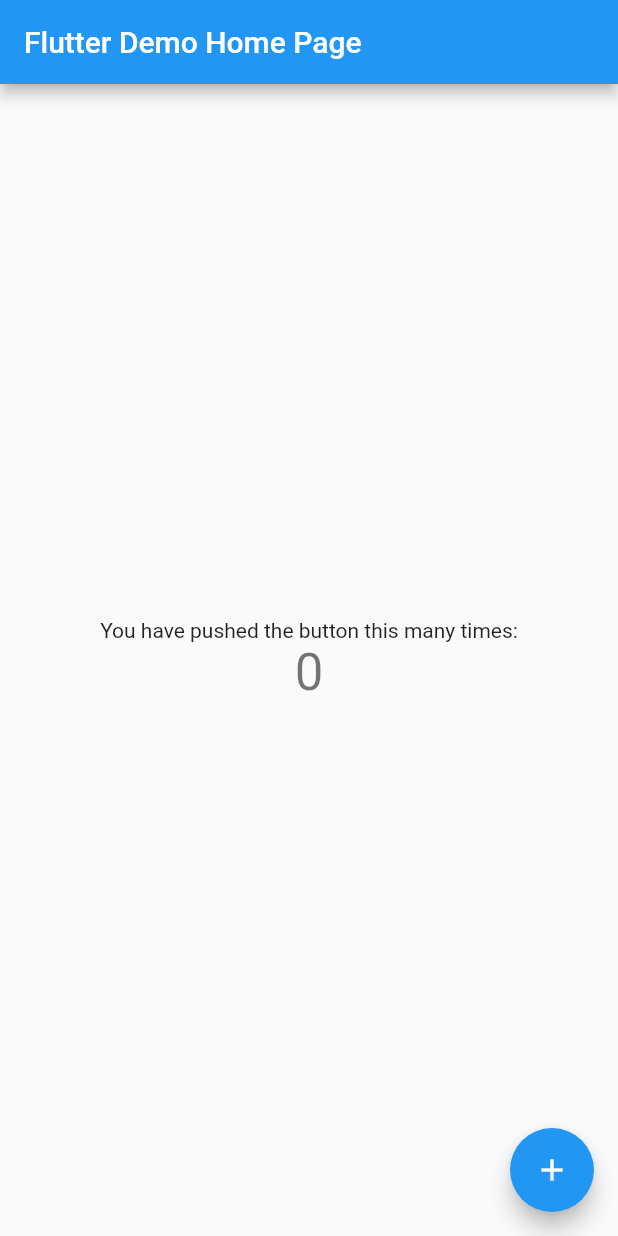
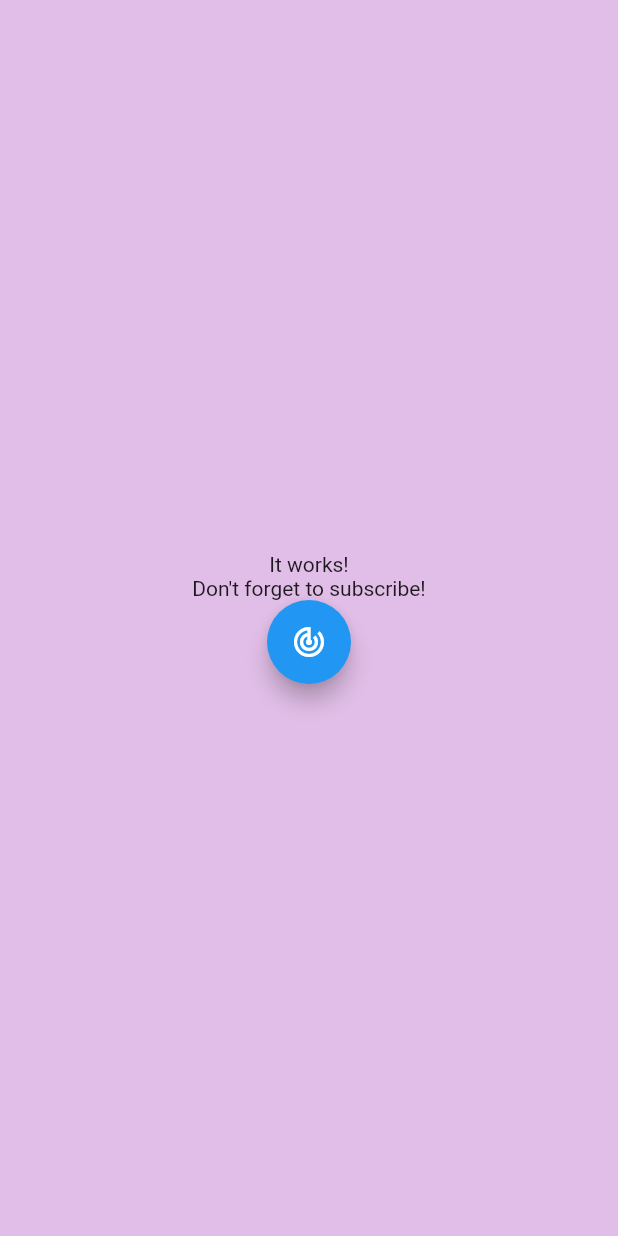
Before and after one commit to Kaelinator/song_sync, a Flutter app: the screen it shows after launch, on a phone screen of 412 x 824 dp. Run offline on Flutter 3.47's test engine with Material 2 defaults, Android fonts, the phone set to English and light mode, and no system bars.

Commit message:
primitive app

```diff
--- a/lib/main.dart
+++ b/lib/main.dart
@@ -1,109 +1,9 @@
 import 'package:flutter/material.dart';
 
-void main() => runApp(new MyApp());
+import './pages/landing_page.dart';
 
-class MyApp extends StatelessWidget {
-  // This widget is the root of your application.
-  @override
-  Widget build(BuildContext context) {
-    return new MaterialApp(
-      title: 'Flutter Demo',
-      theme: new ThemeData(
-        // This is the theme of your application.
-        //
-        // Try running your application with "flutter run". You'll see the
-        // application has a blue toolbar. Then, without quitting the app, try
-        // changing the primarySwatch below to Colors.green and then invoke
-        // "hot reload" (press "r" in the console where you ran "flutter run",
-        // or press Run > Flutter Hot Reload in IntelliJ). Notice that the
-        // counter didn't reset back to zero; the application is not restarted.
-        primarySwatch: Colors.blue,
-      ),
-      home: new MyHomePage(title: 'Flutter Demo Home Page'),
-    );
-  }
+void main() {
+  runApp(new MaterialApp(
+    home: new LandingPage(),
+  ));
 }
-
-class MyHomePage extends StatefulWidget {
-  MyHomePage({Key key, this.title}) : super(key: key);
-
-  // This widget is the home page of your application. It is stateful, meaning
-  // that it has a State object (defined below) that contains fields that affect
-  // how it looks.
-
-  // This class is the configuration for the state. It holds the values (in this
-  // case the title) provided by the parent (in this case the App widget) and
-  // used by the build method of the State. Fields in a Widget subclass are
-  // always marked "final".
-
-  final String title;
-
-  @override
-  _MyHomePageState createState() => new _MyHomePageState();
-}
-
-class _MyHomePageState extends State<MyHomePage> {
-  int _counter = 0;
-
-  void _incrementCounter() {
-    setState(() {
-      // This call to setState tells the Flutter framework that something has
-      // changed in this State, which causes it to rerun the build method below
-      // so that the display can reflect the updated values. If we changed
-      // _counter without calling setState(), then the build method would not be
-      // called again, and so nothing would appear to happen.
-      _counter++;
-    });
-  }
-
-  @override
-  Widget build(BuildContext context) {
-    // This method is rerun every time setState is called, for instance as done
-    // by the _incrementCounter method above.
-    //
-    // The Flutter framework has been optimized to make rerunning build methods
-    // fast, so that you can just rebuild anything that needs updating rather
-    // than having to individually change instances of widgets.
-    return new Scaffold(
-      appBar: new AppBar(
-        // Here we take the value from the MyHomePage object that was created by
-        // the App.build method, and use it to set our appbar title.
-        title: new Text(widget.title),
-      ),
-      body: new Center(
-        // Center is a layout widget. It takes a single child and positions it
-        // in the middle of the parent.
-        child: new Column(
-          // Column is also layout widget. It takes a list of children and
-          // arranges them vertically. By default, it sizes itself to fit its
-          // children horizontally, and tries to be as tall as its parent.
-          //
-          // Invoke "debug paint" (press "p" in the console where you ran
-          // "flutter run", or select "Toggle Debug Paint" from the Flutter tool
-          // window in IntelliJ) to see the wireframe for each widget.
-          //
-          // Column has various properties to control how it sizes itself and
-          // how it positions its children. Here we use mainAxisAlignment to
-          // center the children vertically; the main axis here is the vertical
-          // axis because Columns are vertical (the cross axis would be
-          // horizontal).
-          mainAxisAlignment: MainAxisAlignment.center,
-          children: <Widget>[
-            new Text(
-              'You have pushed the button this many times:',
-            ),
-            new Text(
-              '$_counter',
-              style: Theme.of(context).textTheme.display1,
-            ),
-          ],
-        ),
-      ),
-      floatingActionButton: new FloatingActionButton(
-        onPressed: _incrementCounter,
-        tooltip: 'Increment',
-        child: new Icon(Icons.add),
-      ), // This trailing comma makes auto-formatting nicer for build methods.
-    );
-  }
-}
--- /dev/null
+++ b/lib/pages/landing_page.dart
@@ -0,0 +1,19 @@
+import 'package:flutter/material.dart';
+
+class LandingPage extends StatelessWidget {
+  @override
+  Widget build(BuildContext context) {
+    return new Material(
+        color: Colors.purple[100],
+        child: new Column(
+          mainAxisAlignment: MainAxisAlignment.center,
+          children: <Widget>[
+            new Text("It works!"),
+            new Text("Don't forget to subscribe!"),
+            new FloatingActionButton(
+                onPressed: () => print("yep!"),
+                child: new Icon(Icons.track_changes))
+          ],
+        ));
+  }
+}
```
Also changed, not shown: 1 other file.
